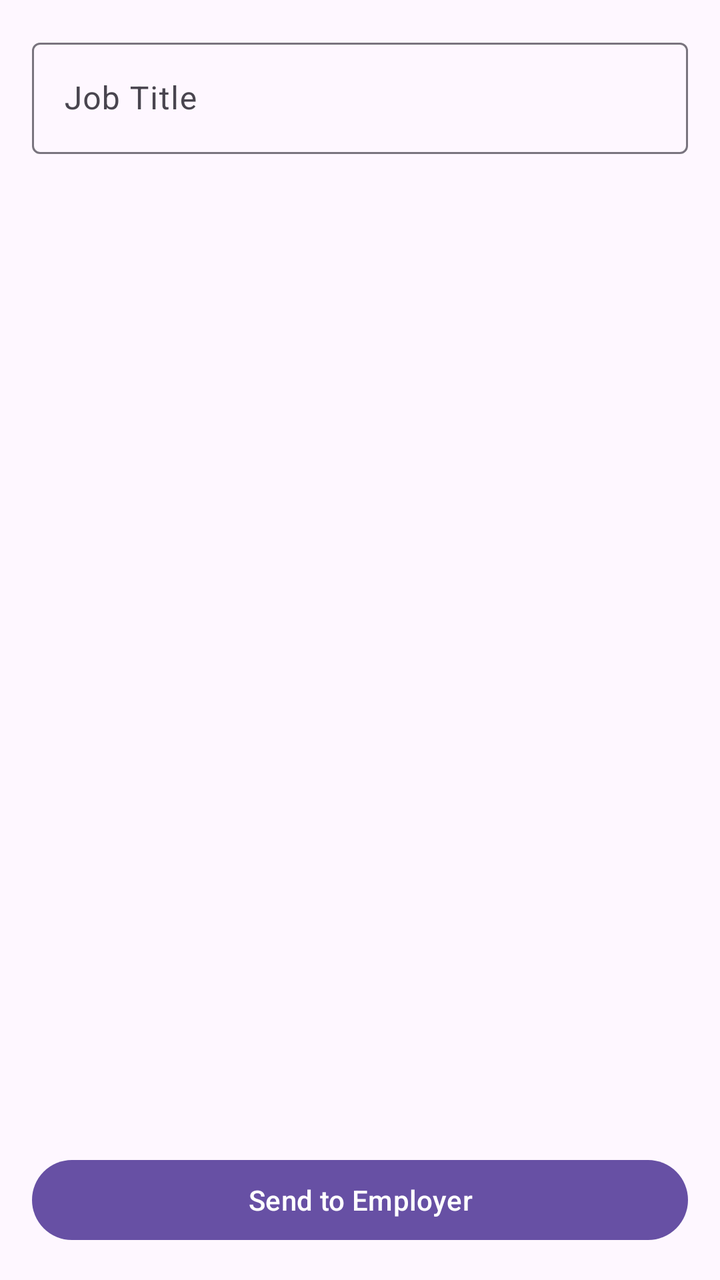
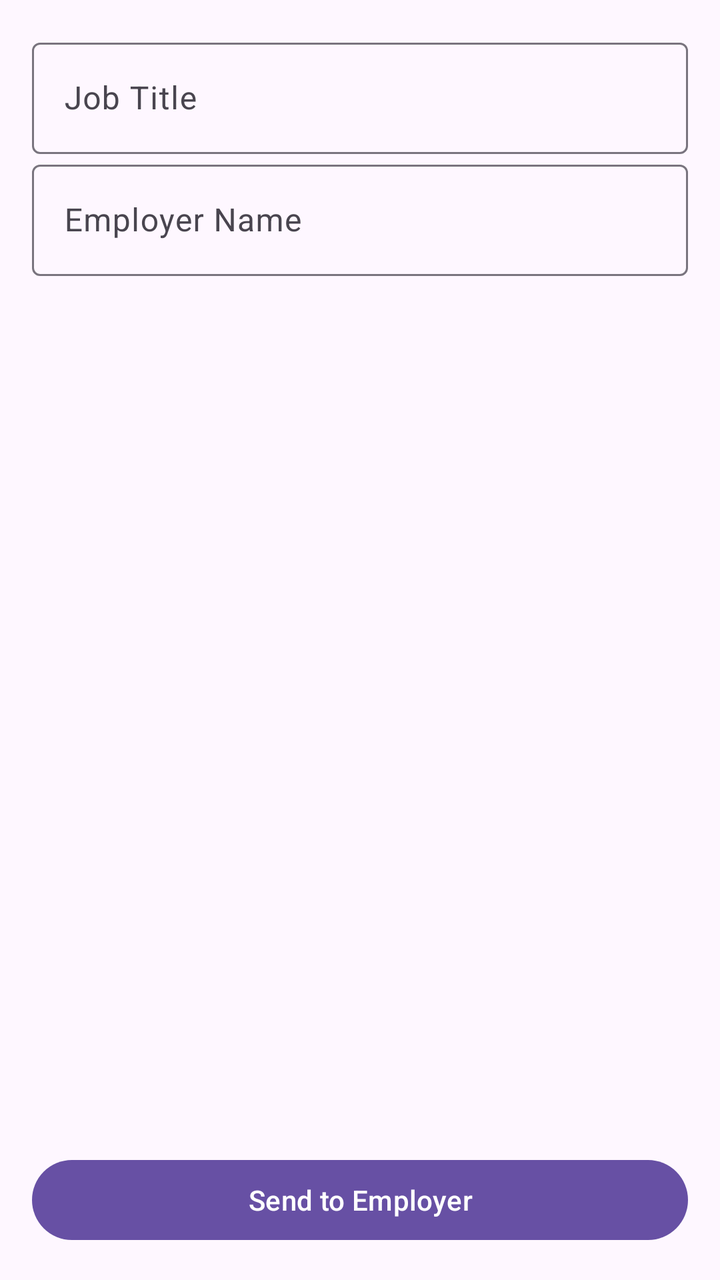

An Android layout rendered at two revisions. The XML below is the earlier revision; the diff shows what the commit changed to produce the second picture.
<!-- AndroidManifest.xml: application theme Theme.TimeTracker -->
<!-- res/layout/fragment_job_detail.xml -->
<?xml version="1.0" encoding="utf-8"?>
<androidx.constraintlayout.widget.ConstraintLayout xmlns:android="http://schemas.android.com/apk/res/android"
    xmlns:app="http://schemas.android.com/apk/res-auto"
    xmlns:tools="http://schemas.android.com/tools"
    android:layout_width="match_parent"
    android:layout_height="match_parent">

    <com.google.android.material.textfield.TextInputLayout
        android:id="@+id/layout_job_title"
        android:layout_width="match_parent"
        android:layout_height="wrap_content"
        android:layout_margin="16dp"
        android:hint="Job Title"
        app:layout_constraintTop_toTopOf="parent">

        <com.google.android.material.textfield.TextInputEditText
            android:id="@+id/edit_job_title"
            android:layout_width="match_parent"
            android:layout_height="wrap_content"
            android:inputType="textCapWords" />
    </com.google.android.material.textfield.TextInputLayout>

    <androidx.recyclerview.widget.RecyclerView
        android:id="@+id/recyclerview_times"
        android:layout_width="0dp"
        android:layout_height="0dp"
        app:layout_constraintBottom_toTopOf="@+id/button_send"
        app:layout_constraintEnd_toEndOf="parent"
        app:layout_constraintStart_toStartOf="parent"
        app:layout_constraintTop_toBottomOf="@id/layout_job_title"
        tools:listitem="@layout/item_time" />

    <Button
        android:id="@+id/button_send"
        android:layout_width="match_parent"
        android:layout_height="wrap_content"
        android:layout_margin="16dp"
        android:text="Send to Employer"
        app:layout_constraintBottom_toBottomOf="parent"
        app:layout_constraintEnd_toEndOf="parent"
        app:layout_constraintStart_toStartOf="parent" />

</androidx.constraintlayout.widget.ConstraintLayout>
<!-- res/layout/item_time.xml (included above) -->
<?xml version="1.0" encoding="utf-8"?>
<com.google.android.material.card.MaterialCardView xmlns:android="http://schemas.android.com/apk/res/android"
    xmlns:app="http://schemas.android.com/apk/res-auto"
    android:layout_width="match_parent"
    android:layout_height="wrap_content"
    android:layout_margin="8dp"
    app:cardElevation="4dp">

    <LinearLayout
        android:layout_width="match_parent"
        android:layout_height="wrap_content"
        android:orientation="vertical"
        android:padding="16dp">

        <TextView
            android:id="@+id/start_time"
            android:layout_width="match_parent"
            android:layout_height="wrap_content"
            android:textSize="14sp" />

        <TextView
            android:id="@+id/end_time"
            android:layout_width="match_parent"
            android:layout_height="wrap_content"
            android:textSize="14sp" />

        <TextView
            android:id="@+id/duration"
            android:layout_width="match_parent"
            android:layout_height="wrap_content"
            android:textStyle="bold"
            android:textSize="16sp" />

    </LinearLayout>
</com.google.android.material.card.MaterialCardView>
<!-- resources referenced by this layout -->
<resources>
  <style name="Theme.TimeTracker" parent="Base.Theme.TimeTracker" />
  <style name="Base.Theme.TimeTracker" parent="Theme.Material3.DayNight.NoActionBar">
          
          
      </style>
</resources>

<!-- the commit's change to res/layout/fragment_job_detail.xml (unified diff, before → after) -->
@@ -20,14 +20,31 @@
             android:inputType="textCapWords" />
     </com.google.android.material.textfield.TextInputLayout>
 
+    <com.google.android.material.textfield.TextInputLayout
+        android:id="@+id/layout_employer_name"
+        android:layout_width="match_parent"
+        android:layout_height="wrap_content"
+        android:layout_marginHorizontal="16dp"
+        android:layout_marginBottom="16dp"
+        android:hint="Employer Name"
+        app:layout_constraintTop_toBottomOf="@id/layout_job_title">
+
+        <com.google.android.material.textfield.TextInputEditText
+            android:id="@+id/edit_employer_name"
+            android:layout_width="match_parent"
+            android:layout_height="wrap_content"
+            android:inputType="textCapWords" />
+    </com.google.android.material.textfield.TextInputLayout>
+
     <androidx.recyclerview.widget.RecyclerView
         android:id="@+id/recyclerview_times"
         android:layout_width="0dp"
         android:layout_height="0dp"
+        android:layout_marginTop="8dp"
         app:layout_constraintBottom_toTopOf="@+id/button_send"
         app:layout_constraintEnd_toEndOf="parent"
         app:layout_constraintStart_toStartOf="parent"
-        app:layout_constraintTop_toBottomOf="@id/layout_job_title"
+        app:layout_constraintTop_toBottomOf="@id/layout_employer_name"
         tools:listitem="@layout/item_time" />
 
     <Button
@@ -57,6 +74,14 @@
         android:padding="16dp">
 
         <TextView
+            android:id="@+id/date_display"
+            android:layout_width="match_parent"
+            android:layout_height="wrap_content"
+            android:textSize="16sp"
+            android:textStyle="bold"
+            android:layout_marginBottom="4dp" />
+
+        <TextView
             android:id="@+id/start_time"
             android:layout_width="match_parent"
             android:layout_height="wrap_content"
@@ -69,11 +94,26 @@
             android:textSize="14sp" />
 
         <TextView
+            android:id="@+id/lunch_display"
+            android:layout_width="match_parent"
+            android:layout_height="wrap_content"
+            android:textSize="14sp"
+            android:visibility="gone" />
+
+        <TextView
+            android:id="@+id/travel_display"
+            android:layout_width="match_parent"
+            android:layout_height="wrap_content"
+            android:textSize="14sp"
+            android:visibility="gone" />
+
+        <TextView
             android:id="@+id/duration"
             android:layout_width="match_parent"
             android:layout_height="wrap_content"
             android:textStyle="bold"
-            android:textSize="16sp" />
+            android:textSize="16sp"
+            android:layout_marginTop="4dp" />
 
     </LinearLayout>
 </com.google.android.material.card.MaterialCardView>
